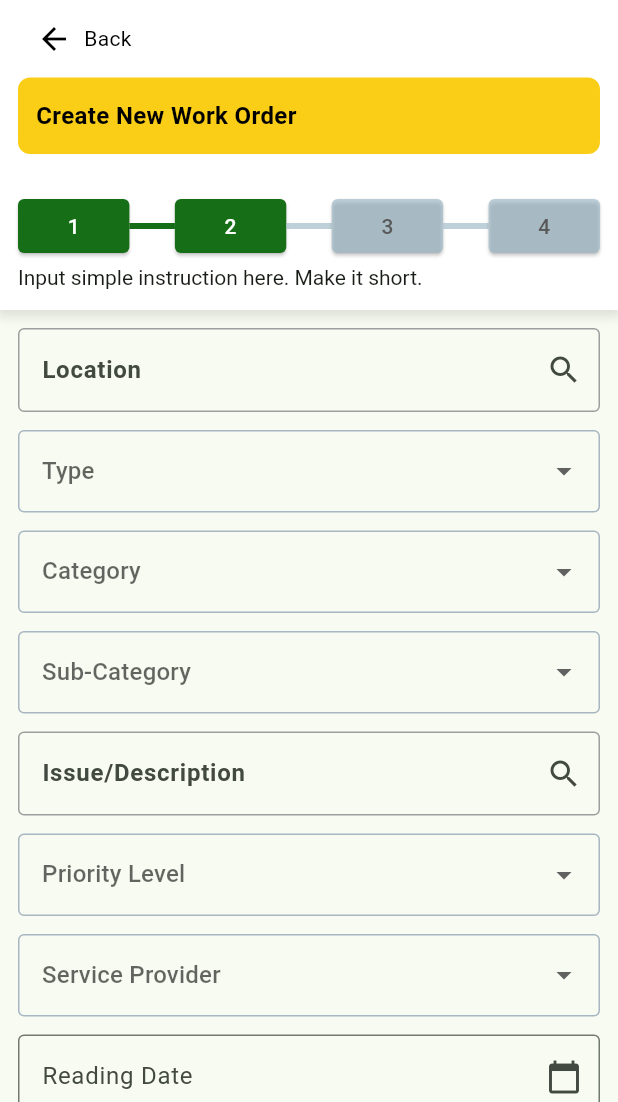
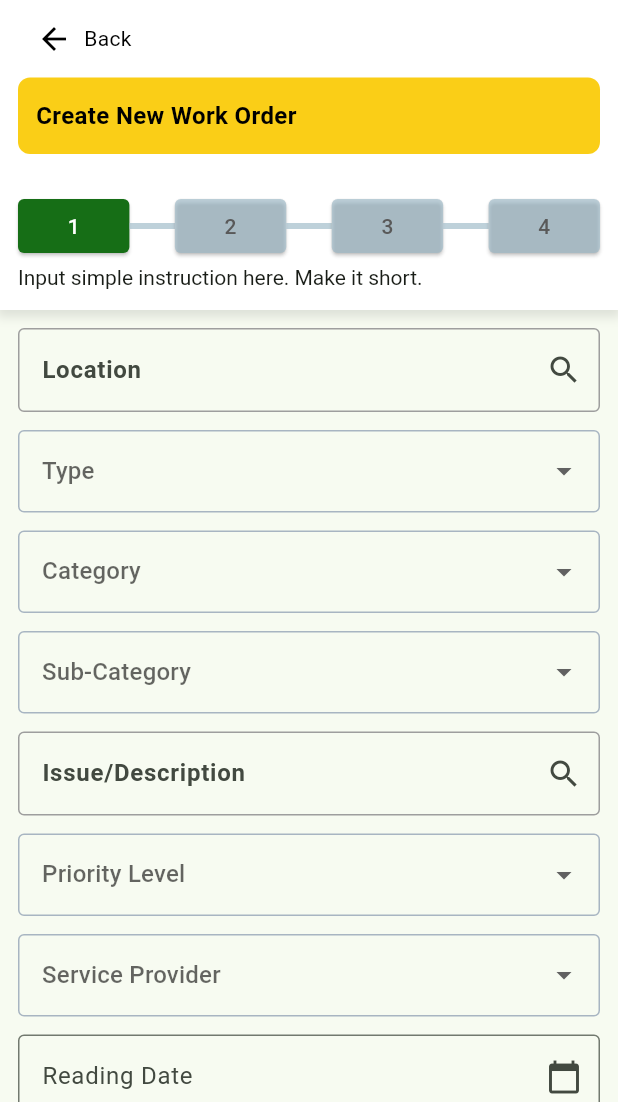
Before and after one commit to jamydevelop/Wilcon-Test-Flutter, a Flutter app: the CreateNewWorkordersPage screen opened directly, on a phone screen of 412 x 824 dp, the part 134-1236 px from its top. Run offline on Flutter 3.47's test engine with Material 3 defaults, Android fonts, the phone set to English and light mode, and no system bars; Roboto replaces fonts that are missing (OpenSans).

Commit message:
Fix screens and modify project structure

```diff
--- a/wilcon_mobile/lib/module/work_orders/presentation/create_new_workorders/create_new_workorders_page.dart
+++ b/wilcon_mobile/lib/module/work_orders/create_new_workorders/create_new_workorders_page.dart
@@ -1,6 +1,6 @@
 import 'package:flutter/material.dart';
-import 'package:wilcon_mobile/module/checklist/presentation/widget/four_buttons_example_widget.dart';
-import 'package:wilcon_mobile/module/work_orders/presentation/create_new_workorders/widget/create_new_workorders_body_widget.dart';
+import 'package:wilcon_mobile/module/work_orders/list_of_checklist/presentation/widget/four_buttons_example_widget.dart';
+import 'package:wilcon_mobile/module/work_orders/create_new_workorders/widget/create_new_workorders_body_widget.dart';
 import 'package:wilcon_mobile/widgets/appbar_widget.dart';
 import 'package:wilcon_mobile/widgets/back_screen_widget.dart';
 import 'package:wilcon_mobile/widgets/header_bar_widget.dart';
--- a/wilcon_mobile/lib/module/work_orders/presentation/create_new_workorders/widget/create_new_workorders_body_widget.dart
+++ b/wilcon_mobile/lib/module/work_orders/create_new_workorders/widget/create_new_workorders_body_widget.dart
@@ -1,4 +1,6 @@
 import 'package:flutter/material.dart';
+import 'package:wilcon_mobile/module/work_orders/list_of_checklist/presentation/list_of_checklist_page.dart';
+import 'package:wilcon_mobile/widgets/search_bar_widget.dart';
 
 class CreateNewWorkordersBodyWidget extends StatefulWidget {
   const CreateNewWorkordersBodyWidget({super.key});
@@ -16,12 +18,10 @@ class _CreateNewWorkordersBodyWidgetState
   Widget build(BuildContext context) {
     return SafeArea(
       child: Padding(
-        padding: const EdgeInsets.symmetric(
-            horizontal: 12.0), // 12px margin on left and right
+        padding: const EdgeInsets.symmetric(horizontal: 12.0),
         child: SingleChildScrollView(
           child: Column(
-            crossAxisAlignment:
-                CrossAxisAlignment.start, // Align children to the start (left)
+            crossAxisAlignment: CrossAxisAlignment.start,
             children: [
               const SizedBox(height: 12),
               _searchLocation(),
@@ -40,25 +40,160 @@ class _CreateNewWorkordersBodyWidgetState
               const SizedBox(height: 12),
               _readingDate(),
               const SizedBox(height: 12),
-              _breakdownCheckbox(), // Add the Checkbox widget here
+              _breakdownCheckbox(),
               _targetDateText("12/07/2023"),
               const SizedBox(height: 12),
               _subHeader("Equipment"),
               const SizedBox(height: 12),
-              _testWidget01(),
-              _testWidget02(),
-              _testWidget01(),
-              _testWidget02(),
-              _testWidget01(),
-              _testWidget02(),
-              _testWidget01(),
-              _testWidget02(),
-              _testWidget01(),
-              _testWidget02(),
+              Container(
+                margin: const EdgeInsets.symmetric(horizontal: 8),
+                child: const SearchBarWidget(hintText: 'Search Equipment'),
+              ),
+              const SizedBox(height: 12),
+              _searchDivider(),
+              const SizedBox(height: 12),
+              _subHeader("Checklist"),
+              const SizedBox(height: 12),
+              // Use Align to properly position the button
+              Align(
+                alignment: Alignment.center,
+                child: SizedBox(
+                  width: double.infinity, // Make button full width
+                  child: createNewButton(context),
+                ),
+              ),
+              const SizedBox(height: 12),
+              Container(
+                margin: const EdgeInsets.symmetric(horizontal: 8),
+                child: const SearchBarWidget(hintText: 'Checklist No.'),
+              ),
+              const SizedBox(height: 12),
+              _searchDivider(),
+              const SizedBox(height: 12),
+              saveTicketButton(context),
+              const SizedBox(height: 12),
+              cancelTicketButton(context),
+              const SizedBox(height: 12),
+              _searchDivider(),
+              const SizedBox(height: 12),
             ],
           ),
         ),
       ),
+    );
+  }
+
+  Widget cancelTicketButton(BuildContext context) {
+    return SizedBox(
+      height: 44, // Set the height to 44 pixels
+      child: OutlinedButton(
+        onPressed: () {
+          // Action for button
+          // Navigator.pushReplacement(
+          //   context,
+          //   MaterialPageRoute(
+          //       builder: (context) => const CreateNewWorkordersPage()),
+          // );
+        },
+        style: OutlinedButton.styleFrom(
+          foregroundColor: const Color(0xFF166E16),
+          side: const BorderSide(
+            color: Color(0xFF166E16), // Change outline color to #166E16
+            width: 1.0, // Outline width
+          ),
+          backgroundColor: Colors.white, // Change background color to white
+          shape: RoundedRectangleBorder(
+            borderRadius: BorderRadius.circular(8), // Rounded corners
+          ),
+        ),
+        child: const Center(
+          child: Text(
+            'Cancel',
+            style: TextStyle(
+              fontSize: 16,
+              color: Color(0xFF166E16), // Change text color to #166E16
+            ),
+          ),
+        ),
+      ),
+    );
+  }
+
+  Widget saveTicketButton(BuildContext context) {
+    return SizedBox(
+      height: 44, // Set the height to 44 pixels
+      child: ElevatedButton(
+        onPressed: () {
+          // Action for button
+          Navigator.pushReplacement(
+            context,
+            MaterialPageRoute(
+                builder: (context) => const ListOfChecklistPage()),
+          );
+        },
+        style: ElevatedButton.styleFrom(
+          backgroundColor:
+              const Color(0xFF166E16), // Change button color to #166E16
+          shape: RoundedRectangleBorder(
+            borderRadius: BorderRadius.circular(8), // Rounded corners
+          ),
+        ),
+        child: const Center(
+          child: Text(
+            'Save Ticket',
+            style: TextStyle(
+              fontSize: 16,
+              color: Color(0xFFF4F7FA), // Change text color to #F4F7FA
+            ),
+          ),
+        ),
+      ),
+    );
+  }
+
+  Widget createNewButton(BuildContext context) {
+    return SizedBox(
+      height: 44, // Set the height to 44 pixels
+      child: ElevatedButton(
+        onPressed: () {
+          // Action for button one
+          // Navigator.pushReplacement(
+          //   context,
+          //   MaterialPageRoute(
+          //       builder: (context) => const CreateNewWorkordersPage()),
+          // );
+        },
+        style: ElevatedButton.styleFrom(
+          backgroundColor: const Color(0xFFFACE17), // Change button color
+          shape: RoundedRectangleBorder(
+            borderRadius: BorderRadius.circular(8), // Decrease rounded corners
+          ),
+        ),
+        child: const Row(
+          mainAxisAlignment: MainAxisAlignment.center,
+          children: [
+            Icon(Icons.add_circle, color: Color(0xFF15422B)), // Plus icon color
+            SizedBox(width: 8), // Optional spacing between icon and text
+            Text(
+              'Create New',
+              style: TextStyle(
+                fontSize: 16,
+                color: Color(0xFF15422B), // Text color
+              ),
+            ),
+          ],
+        ),
+      ),
+    );
+  }
+
+  Widget _searchDivider() {
+    return const Divider(
+      height: 1, // Height of the divider
+      thickness: 1, // Thickness of the line
+      color: Colors.grey, // Color of the line
+      indent: 0, // Left margin
+      endIndent: 0, // Right margin
     );
   }
 
@@ -83,36 +218,9 @@ class _CreateNewWorkordersBodyWidgetState
     );
   }
 
-  Widget _testWidget01() {
-    return Container(
-      color: Colors.amberAccent,
-      width: double.infinity, // Expand to full width available
-      child: const Text(
-        "data",
-        style: TextStyle(
-          fontSize: 16, // Adjust text size if needed
-        ),
-        textAlign: TextAlign.center, // Center text within the container
-      ),
-    );
-  }
-
-  Widget _testWidget02() {
-    return const Align(
-      alignment: Alignment.centerRight,
-      child: Text(
-        'This is a sample data',
-        textAlign: TextAlign.left,
-        style: TextStyle(
-            // Optionally, adjust text style here if needed
-            ),
-      ),
-    );
-  }
-
   Widget _searchLocation() {
     return Padding(
-      padding: const EdgeInsets.all(0.0), // Padding of 12 pixels on all sides
+      padding: const EdgeInsets.all(0.0),
       child: TextField(
         decoration: InputDecoration(
           hintText: "Location",
@@ -122,24 +230,24 @@ class _CreateNewWorkordersBodyWidgetState
           ),
           border: OutlineInputBorder(
             borderSide: const BorderSide(
-              color: Colors.grey, // Border color
-              width: 1.0, // Border width
+              color: Colors.grey,
+              width: 1.0,
             ),
-            borderRadius: BorderRadius.circular(4.0), // Updated border radius
+            borderRadius: BorderRadius.circular(4.0),
           ),
           focusedBorder: OutlineInputBorder(
             borderSide: const BorderSide(
-              color: Colors.blue, // Color when focused
-              width: 1.0, // Border width when focused
+              color: Colors.blue,
+              width: 1.0,
             ),
-            borderRadius: BorderRadius.circular(4.0), // Updated border radius
+            borderRadius: BorderRadius.circular(4.0),
           ),
           enabledBorder: OutlineInputBorder(
             borderSide: const BorderSide(
-              color: Colors.grey, // Color when enabled
-              width: 1.0, // Border width when enabled
+              color: Colors.grey,
+              width: 1.0,
             ),
-            borderRadius: BorderRadius.circular(4.0), // Updated border radius
+            borderRadius: BorderRadius.circular(4.0),
           ),
           suffixIcon: const Icon(
             Icons.search,
@@ -159,24 +267,23 @@ class _CreateNewWorkordersBodyWidgetState
       itemHeight: 55,
       hint: const Text('Type'),
       decoration: const InputDecoration(
-        contentPadding:
-            EdgeInsets.symmetric(horizontal: 12.0), // Adjust padding if needed
+        contentPadding: EdgeInsets.symmetric(horizontal: 12.0),
         border: OutlineInputBorder(
           borderSide: BorderSide(
-            color: Color.fromARGB(255, 168, 181, 194), // Border color
-            width: 1.0, // Border width
+            color: Color.fromARGB(255, 168, 181, 194),
+            width: 1.0,
           ),
         ),
         enabledBorder: OutlineInputBorder(
           borderSide: BorderSide(
-            color: Color.fromARGB(255, 168, 181, 194), // Border color
-            width: 1.0, // Border width
+            color: Color.fromARGB(255, 168, 181, 194),
+            width: 1.0,
           ),
         ),
         focusedBorder: OutlineInputBorder(
           borderSide: BorderSide(
-            color: Color.fromARGB(255, 168, 181, 194), // Border color
-            width: 1.0, // Border width
+            color: Color.fromARGB(255, 168, 181, 194),
+            width: 1.0,
           ),
         ),
       ),
@@ -201,24 +308,23 @@ class _CreateNewWorkordersBodyWidgetState
       itemHeight: 55,
       hint: const Text('Category'),
       decoration: const InputDecoration(
-        contentPadding:
-            EdgeInsets.symmetric(horizontal: 12.0), // Adjust padding if needed
+        contentPadding: EdgeInsets.symmetric(horizontal: 12.0),
         border: OutlineInputBorder(
           borderSide: BorderSide(
-            color: Color.fromARGB(255, 168, 181, 194), // Border color
-            width: 1.0, // Border width
+            color: Color.fromARGB(255, 168, 181, 194),
+            width: 1.0,
           ),
         ),
         enabledBorder: OutlineInputBorder(
           borderSide: BorderSide(
-            color: Color.fromARGB(255, 168, 181, 194), // Border color
-            width: 1.0, // Border width
+            color: Color.fromARGB(255, 168, 181, 194),
+            width: 1.0,
           ),
         ),
         focusedBorder: OutlineInputBorder(
           borderSide: BorderSide(
-            color: Color.fromARGB(255, 168, 181, 194), // Border color
-            width: 1.0, // Border width
+            color: Color.fromARGB(255, 168, 181, 194),
+            width: 1.0,
           ),
         ),
       ),
@@ -239,24 +345,23 @@ class _CreateNewWorkordersBodyWidgetState
       itemHeight: 55,
       hint: const Text('Sub-Category'),
       decoration: const InputDecoration(
-        contentPadding:
-            EdgeInsets.symmetric(horizontal: 12.0), // Adjust padding if needed
+        contentPadding: EdgeInsets.symmetric(horizontal: 12.0),
         border: OutlineInputBorder(
           borderSide: BorderSide(
-            color: Color.fromARGB(255, 168, 181, 194), // Border color
-            width: 1.0, // Border width
+            color: Color.fromARGB(255, 168, 181, 194),
+            width: 1.0,
           ),
         ),
         enabledBorder: OutlineInputBorder(
           borderSide: BorderSide(
-            color: Color.fromARGB(255, 168, 181, 194), // Border color
-            width: 1.0, // Border width
+            color: Color.fromARGB(255, 168, 181, 194),
+            width: 1.0,
           ),
         ),
         focusedBorder: OutlineInputBorder(
           borderSide: BorderSide(
-            color: Color.fromARGB(255, 168, 181, 194), // Border color
-            width: 1.0, // Border width
+            color: Color.fromARGB(255, 168, 181, 194),
+            width: 1.0,
           ),
         ),
       ),
@@ -277,7 +382,7 @@ class _CreateNewWorkordersBodyWidgetState
 
   Widget _issueDescription() {
     return Padding(
-      padding: const EdgeInsets.all(0.0), // Padding of 12 pixels on all sides
+      padding: const EdgeInsets.all(0.0),
       child: TextField(
         decoration: InputDecoration(
           hintText: "Issue/Description",
@@ -287,24 +392,24 @@ class _CreateNewWorkordersBodyWidgetState
           ),
           border: OutlineInputBorder(
             borderSide: const BorderSide(
-              color: Colors.grey, // Border color
-              width: 1.0, // Border width
+              color: Colors.grey,
+              width: 1.0,
             ),
-            borderRadius: BorderRadius.circular(4.0), // Updated border radius
+            borderRadius: BorderRadius.circular(4.0),
           ),
           focusedBorder: OutlineInputBorder(
             borderSide: const BorderSide(
-              color: Colors.blue, // Color when focused
-              width: 1.0, // Border width when focused
+              color: Colors.blue,
+              width: 1.0,
             ),
-            borderRadius: BorderRadius.circular(4.0), // Updated border radius
+            borderRadius: BorderRadius.circular(4.0),
           ),
           enabledBorder: OutlineInputBorder(
             borderSide: const BorderSide(
-              color: Colors.grey, // Color when enabled
-              width: 1.0, // Border width when enabled
+              color: Colors.grey,
+              width: 1.0,
             ),
-            borderRadius: BorderRadius.circular(4.0), // Updated border radius
+            borderRadius: BorderRadius.circular(4.0),
           ),
           suffixIcon: const Icon(
             Icons.search,
@@ -324,24 +429,23 @@ class _CreateNewWorkordersBodyWidgetState
       itemHeight: 55,
       hint: const Text('Priority Level'),
       decoration: const InputDecoration(
-        contentPadding:
-            EdgeInsets.symmetric(horizontal: 12.0), // Adjust padding if needed
+        contentPadding: EdgeInsets.symmetric(horizontal: 12.0),
         border: OutlineInputBorder(
           borderSide: BorderSide(
-            color: Color.fromARGB(255, 168, 181, 194), // Border color
-            width: 1.0, // Border width
+            color: Color.fromARGB(255, 168, 181, 194),
+            width: 1.0,
           ),
         ),
         enabledBorder: OutlineInputBorder(
           borderSide: BorderSide(
-            color: Color.fromARGB(255, 168, 181, 194), // Border color
-            width: 1.0, // Border width
+            color: Color.fromARGB(255, 168, 181, 194),
+            width: 1.0,
           ),
         ),
         focusedBorder: OutlineInputBorder(
           borderSide: BorderSide(
-            color: Color.fromARGB(255, 168, 181, 194), // Border color
-            width: 1.0, // Border width
+            color: Color.fromARGB(255, 168, 181, 194),
+            width: 1.0,
           ),
         ),
       ),
@@ -366,24 +470,23 @@ class _CreateNewWorkordersBodyWidgetState
       itemHeight: 55,
       hint: const Text('Service Provider'),
       decoration: const InputDecoration(
-        contentPadding:
-            EdgeInsets.symmetric(horizontal: 12.0), // Adjust padding if needed
+        contentPadding: EdgeInsets.symmetric(horizontal: 12.0),
         border: OutlineInputBorder(
           borderSide: BorderSide(
-            color: Color.fromARGB(255, 168, 181, 194), // Border color
-            width: 1.0, // Border width
+            color: Color.fromARGB(255, 168, 181, 194),
+            width: 1.0,
           ),
         ),
         enabledBorder: OutlineInputBorder(
           borderSide: BorderSide(
-            color: Color.fromARGB(255, 168, 181, 194), // Border color
-            width: 1.0, // Border width
+            color: Color.fromARGB(255, 168, 181, 194),
+            width: 1.0,
           ),
         ),
         focusedBorder: OutlineInputBorder(
           borderSide: BorderSide(
-            color: Color.fromARGB(255, 168, 181, 194), // Border color
-            width: 1.0, // Border width
+            color: Color.fromARGB(255, 168, 181, 194),
+            width: 1.0,
           ),
         ),
       ),
@@ -426,12 +529,11 @@ class _CreateNewWorkordersBodyWidgetState
     return Text(
       'Target date: $targetDate',
       style: const TextStyle(
-        fontSize: 12, // font-size in pixels
-        fontStyle: FontStyle.normal, // font-style: normal
-        fontWeight: FontWeight.w600, // font-weight: 600
-        height:
-            20 / 12, // line-height relative to font-size, height: 20px / 12px
-        letterSpacing: 0.048, // letter-spacing in pixels
+        fontSize: 12,
+        fontStyle: FontStyle.normal,
+        fontWeight: FontWeight.w600,
+        height: 20 / 12,
+        letterSpacing: 0.048,
       ),
     );
   }
@@ -440,7 +542,6 @@ class _CreateNewWorkordersBodyWidgetState
     return Stack(
       clipBehavior: Clip.none,
       children: [
-        // Border layer
         Positioned.fill(
           child: Container(
             decoration: const BoxDecoration(
@@ -457,7 +558,6 @@ class _CreateNewWorkordersBodyWidgetState
             ),
           ),
         ),
-        // Main content
         Container(
           width: double.infinity,
           padding: const EdgeInsets.symmetric(vertical: 14.0, horizontal: 12.0),
@@ -471,7 +571,7 @@ class _CreateNewWorkordersBodyWidgetState
             ),
           ),
           child: Text(
-            myTitle, // Use the parameter directly
+            myTitle,
             style: const TextStyle(
               color: Colors.white,
               fontSize: 14,
--- a/wilcon_mobile/lib/module/checklist/presentation/widget/four_buttons_example_widget.dart
+++ b/wilcon_mobile/lib/module/work_orders/list_of_checklist/presentation/widget/four_buttons_example_widget.dart
@@ -24,13 +24,13 @@ class FourButtonsExample extends StatelessWidget {
         Expanded(
           child: Container(
             height: 4,
-            color: const Color(0xFF166E16),
+            color: const Color.fromARGB(168, 157, 185, 199),
           ),
         ),
         ElevatedButton(
           onPressed: () {},
           style: ElevatedButton.styleFrom(
-            backgroundColor: const Color(0xFF166E16),
+            backgroundColor: const Color.fromARGB(168, 157, 185, 199),
             minimumSize: const Size(74.25, 36),
             shape: RoundedRectangleBorder(
               borderRadius: BorderRadius.circular(4.0),
@@ -38,7 +38,7 @@ class FourButtonsExample extends StatelessWidget {
           ),
           child: const Text(
             '2',
-            style: TextStyle(color: Colors.white),
+            style: TextStyle(color: Color.fromRGBO(89, 89, 89, 1)),
           ),
         ),
         Expanded(
```
Also changed, not shown: wilcon_mobile/lib/module/homepage/presentation/home_page.dart (+7 -6 lines), wilcon_mobile/lib/module/work_orders/list_of_checklist/presentation/list_of_checklist_page.dart (renamed from wilcon_mobile/lib/module/checklist/presentation/checklist_page.dart, +39 -6 lines), wilcon_mobile/lib/module/work_orders/my_work_orders/my_work_orders_page.dart (renamed from wilcon_mobile/lib/module/work_orders/presentation/work_orders/work_orders.dart, +5 -5 lines), wilcon_mobile/lib/module/work_orders/work_orders/workorders_page.dart (renamed from wilcon_mobile/lib/module/work_orders/presentation/my_workorders/my_workorders_page.dart, +6 -6 lines), wilcon_mobile/lib/widgets/bottom_sheet_example.dart (added, +37 -0 lines), wilcon_mobile/lib/widgets/buttons_widget.dart (+16 -11 lines), wilcon_mobile/lib/widgets/filter_bottom_sheet_widget.dart (added, +156 -0 lines), wilcon_mobile/lib/widgets/sidebar_widget.dart (+4 -4 lines), wilcon_mobile/lib/module/work_orders/list_of_checklist/presentation/widget/checklist_items_data.dart (renamed from wilcon_mobile/lib/module/checklist/presentation/widget/checklist_items_data.dart), wilcon_mobile/lib/module/work_orders/widget/buttons_container.dart (renamed from wilcon_mobile/lib/module/work_orders/presentation/widget/buttons_container.dart).
